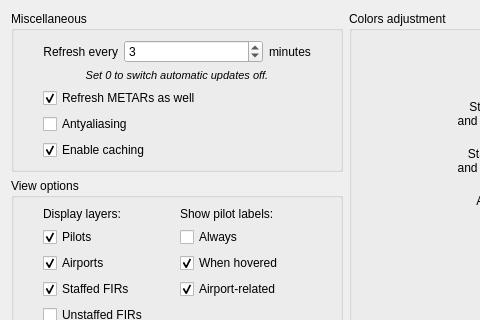
First picture: the form in source/ui/resources/settingswindow.ui, repository Vatsinator/vatsinator-legacy, before the edit; both pictures show x 0 to 480 and y 0 to 320 of the 691 by 466 pixel window.
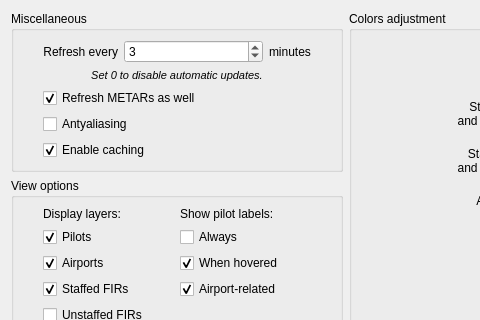
Second picture: the form after the edit. Icons and pictures are not drawn. Custom widgets are drawn as their Qt base class.

```diff
--- a/source/ui/resources/settingswindow.ui
+++ b/source/ui/resources/settingswindow.ui
@@ -622,7 +622,7 @@
          </font>
         </property>
         <property name="text">
-         <string>Set 0 to switch automatic updates off.</string>
+         <string>Set 0 to disable automatic updates.</string>
         </property>
         <property name="alignment">
          <set>Qt::AlignCenter</set>
```
